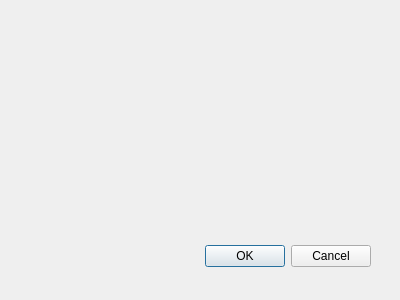
First picture: the form in Quality_Failure_Entry.ui, repository Maestoso-con-Brio/Git_tester, before the edit.
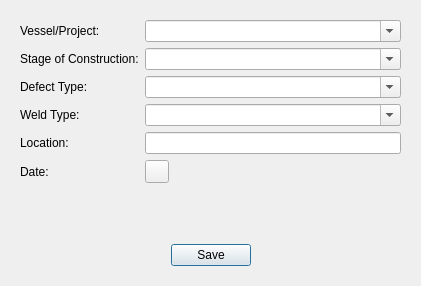
Second picture: the form after the edit.

```diff
--- a/Quality_Failure_Entry.ui
+++ b/Quality_Failure_Entry.ui
@@ -3,34 +3,153 @@
  <comment></comment>
  <exportmacro></exportmacro>
  <class>Dialog</class>
- <widget class="QDialog" name="Dialog" >
-  <property name="geometry" >
+ <widget class="QDialog" name="Dialog">
+  <property name="geometry">
    <rect>
     <x>0</x>
     <y>0</y>
-    <width>400</width>
-    <height>300</height>
+    <width>421</width>
+    <height>286</height>
    </rect>
   </property>
   <property name="windowTitle" >
    <string>Dialog</string>
   </property>
-  <widget class="QDialogButtonBox" name="buttonBox" >
-   <property name="geometry" >
-    <rect>
-     <x>30</x>
-     <y>240</y>
-     <width>341</width>
-     <height>32</height>
-    </rect>
+  <layout class="QGridLayout" name="gridLayout_2">
+   <property name="leftMargin">
+    <number>20</number>
    </property>
-   <property name="orientation" >
-    <enum>Qt::Horizontal</enum>
+   <property name="topMargin">
+    <number>20</number>
    </property>
-   <property name="standardButtons" >
-    <set>QDialogButtonBox::Cancel|QDialogButtonBox::Ok</set>
+   <property name="rightMargin">
+    <number>20</number>
    </property>
-  </widget>
+   <property name="bottomMargin">
+    <number>20</number>
+   </property>
+   <item row="0" column="0">
+    <layout class="QFormLayout" name="formLayout">
+     <item row="0" column="0">
+      <widget class="QLabel" name="vessel_label">
+       <property name="text">
+        <string>Vessel/Project:</string>
+       </property>
+      </widget>
+     </item>
+     <item row="0" column="1">
+      <widget class="QComboBox" name="vessel_comboBox">
+       <property name="editable">
+        <bool>true</bool>
+       </property>
+      </widget>
+     </item>
+     <item row="1" column="0">
+      <widget class="QLabel" name="SOC_Label">
+       <property name="text">
+        <string>Stage of Construction:</string>
+       </property>
+      </widget>
+     </item>
+     <item row="1" column="1">
+      <widget class="QComboBox" name="SOC_comboBox">
+       <property name="editable">
+        <bool>true</bool>
+       </property>
+      </widget>
+     </item>
+     <item row="2" column="0">
+      <widget class="QLabel" name="Defect_Label">
+       <property name="text">
+        <string>Defect Type:</string>
+       </property>
+      </widget>
+     </item>
+     <item row="2" column="1">
+      <widget class="QComboBox" name="defecttype_comboBox">
+       <property name="editable">
+        <bool>true</bool>
+       </property>
+      </widget>
+     </item>
+     <item row="3" column="0">
+      <widget class="QLabel" name="Weldtype_labe">
+       <property name="text">
+        <string>Weld Type:</string>
+       </property>
+      </widget>
+     </item>
+     <item row="3" column="1">
+      <widget class="QComboBox" name="wledtype_comboBox">
+       <property name="editable">
+        <bool>true</bool>
+       </property>
+      </widget>
+     </item>
+     <item row="4" column="0">
+      <widget class="QLabel" name="location_label">
+       <property name="text">
+        <string>Location:</string>
+       </property>
+      </widget>
+     </item>
+     <item row="4" column="1">
+      <widget class="QLineEdit" name="location_lineEdit"/>
+     </item>
+     <item row="5" column="0">
+      <widget class="QLabel" name="date_label">
+       <property name="text">
+        <string>Date:</string>
+       </property>
+      </widget>
+     </item>
+     <item row="5" column="1">
+      <widget class="QToolButton" name="toolButton">
+       <property name="text">
+        <string/>
+       </property>
+      </widget>
+     </item>
+    </layout>
+   </item>
+   <item row="1" column="0">
+    <layout class="QGridLayout" name="gridLayout">
+     <item row="0" column="0">
+      <spacer name="horizontalSpacer">
+       <property name="orientation">
+        <enum>Qt::Horizontal</enum>
+       </property>
+       <property name="sizeHint" stdset="0">
+        <size>
+         <width>148</width>
+         <height>20</height>
+        </size>
+       </property>
+      </spacer>
+     </item>
+     <item row="0" column="1">
+      <widget class="QPushButton" name="save_pushButton">
+       <property name="text">
+        <string>Save</string>
+       </property>
+      </widget>
+     </item>
+     <item row="0" column="2">
+      <spacer name="horizontalSpacer_2">
+       <property name="orientation">
+        <enum>Qt::Horizontal</enum>
+       </property>
+       <property name="sizeHint" stdset="0">
+        <size>
+         <width>148</width>
+         <height>20</height>
+        </size>
+       </property>
+      </spacer>
+     </item>
+    </layout>
+   </item>
+  </layout>
  </widget>
  <pixmapfunction></pixmapfunction>
  <resources/>
```
Left out of the diff: 45 changed lines with no effect on the pictures.
